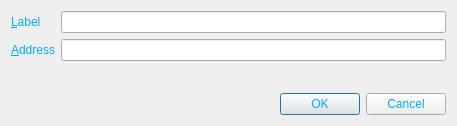
The window that src/qt/forms/editaddressdialog.ui (FromHDDtoSSD/SorachanCoin-qt) describes before a commit, drawn with Qt 5.
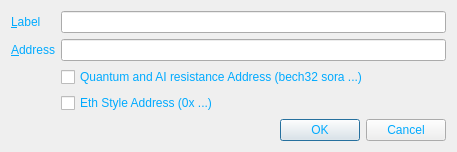
The same window after the commit. Icons and pictures are not drawn.

Commit message:
Added: Implement Quantum & AI Resistance Transactions with SORA-QAI (ECDSA and Multisig)
Description:
For a comprehensive explanation, please refer to the detailed documentation available at the following URL: https://www.junkhdd.com/sora-qai.html

```diff
--- a/src/qt/forms/editaddressdialog.ui
+++ b/src/qt/forms/editaddressdialog.ui
@@ -57,6 +57,20 @@
        </property>
       </widget>
      </item>
+     <item row="4" column="1">
+      <widget class="QCheckBox" name="ethcheckbutton">
+       <property name="text">
+        <string>Eth Style Address (0x ...)</string>
+       </property>
+      </widget>
+     </item>
+     <item row="3" column="1">
+      <widget class="QCheckBox" name="qaicheckbutton">
+       <property name="text">
+        <string>Quantum and AI resistance Address (bech32 sora ...)</string>
+       </property>
+      </widget>
+     </item>
     </layout>
    </item>
    <item>
```
The commit also changes 81 other files.
